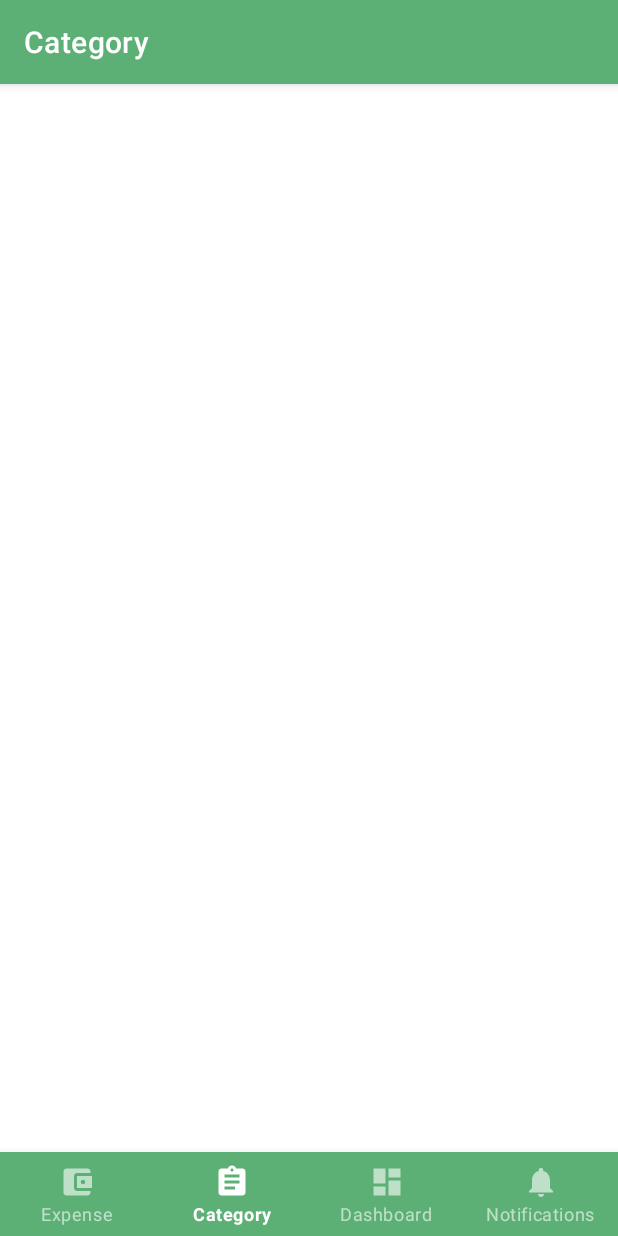
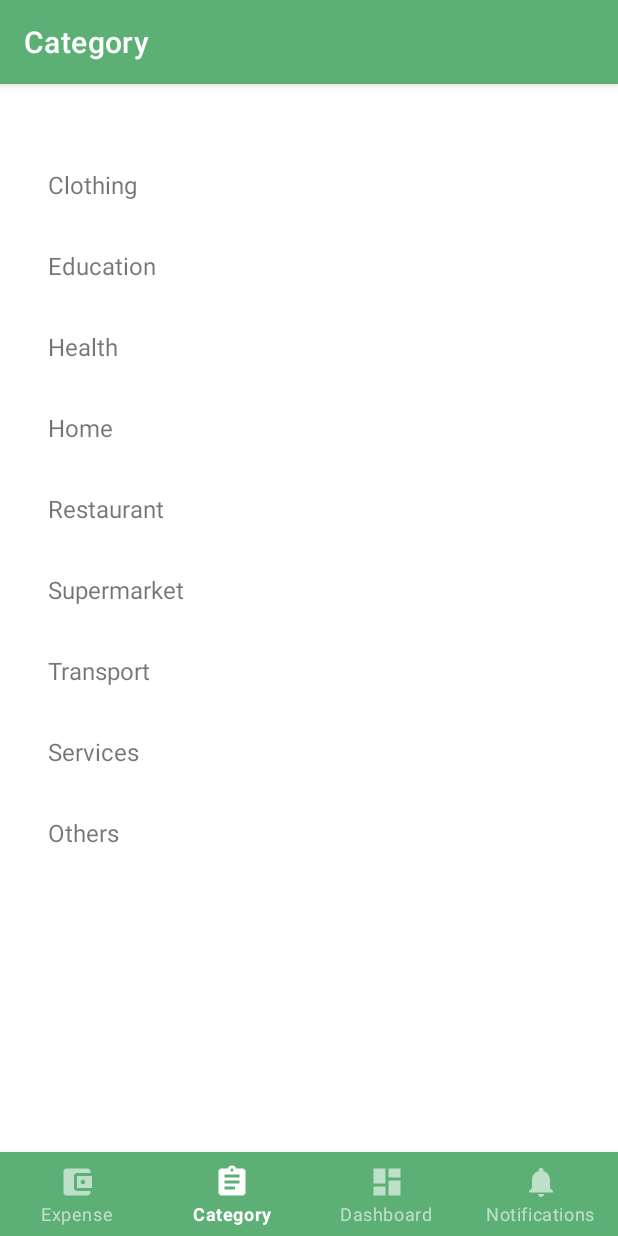
Before and after one commit to userddssilva/financial-checker-mobile, an Android app: the CategoryFragment screen opened through its navigation route, on a phone screen of 412 x 824 dp. Run offline under Robolectric (Android 15) with nearby library versions, the phone set to English and light mode, and no system bars; our stand-ins replace navigation-ui.

```diff
--- a/app/src/main/java/com/financialchecker/ui/category/CategoryFragment.kt
+++ b/app/src/main/java/com/financialchecker/ui/category/CategoryFragment.kt
@@ -5,6 +5,8 @@ import android.view.LayoutInflater
 import android.view.View
 import android.view.ViewGroup
 import androidx.fragment.app.Fragment
+import androidx.recyclerview.widget.LinearLayoutManager
+import com.financialchecker.R
 import com.financialchecker.databinding.FragmentCategoryBinding
 
 class CategoryFragment : Fragment() {
@@ -18,6 +20,19 @@ class CategoryFragment : Fragment() {
         _binding = FragmentCategoryBinding.inflate(inflater, container, false)
         val root: View = binding.root
 
+        val stringsCategories = resources.getStringArray(R.array.expense_category)
+        val categories = arrayListOf<ExpenseCategory>()
+
+        stringsCategories.forEach { name ->
+            categories.add(ExpenseCategory(name, true))
+        }
+
+        val categoriesAdapter = ExpenseCategoryAdapter(categories)
+        val expenseCategoryRecycleView = binding.rcExpenseCategories
+
+        expenseCategoryRecycleView.layoutManager = LinearLayoutManager(context)
+        expenseCategoryRecycleView.adapter = categoriesAdapter
+
         return root
     }
 
--- /dev/null
+++ b/app/src/main/java/com/financialchecker/ui/category/ExpenseCategory.kt
@@ -0,0 +1,6 @@
+package com.financialchecker.ui.category
+
+data class ExpenseCategory(
+        val name: String,
+        val isEssential: Boolean
+)
--- /dev/null
+++ b/app/src/main/java/com/financialchecker/ui/category/ExpenseCategoryAdapter.kt
@@ -0,0 +1,23 @@
+package com.financialchecker.ui.category
+
+import android.view.LayoutInflater
+import android.view.ViewGroup
+import androidx.recyclerview.widget.RecyclerView.Adapter
+import com.financialchecker.R
+
+class ExpenseCategoryAdapter(private val expenseCategoryItems: List<ExpenseCategory>) : Adapter<ExpenseCategoryViewHolder>() {
+    override fun onCreateViewHolder(parent: ViewGroup, viewType: Int): ExpenseCategoryViewHolder {
+        val context = parent.context
+        val inflater = LayoutInflater.from(context)
+        val expenseCategoryView = inflater.inflate(R.layout.item_expense_category, parent, false)
+        return ExpenseCategoryViewHolder(expenseCategoryView)
+    }
+
+    override fun getItemCount(): Int {
+        return expenseCategoryItems.size
+    }
+
+    override fun onBindViewHolder(holder: ExpenseCategoryViewHolder, position: Int) {
+        holder.category.text = expenseCategoryItems[position].name
+    }
+}
--- /dev/null
+++ b/app/src/main/java/com/financialchecker/ui/category/ExpenseCategoryViewHolder.kt
@@ -0,0 +1,10 @@
+package com.financialchecker.ui.category
+
+import android.view.View
+import android.widget.TextView
+import androidx.recyclerview.widget.RecyclerView.ViewHolder
+import com.financialchecker.R
+
+class ExpenseCategoryViewHolder(expenseViewItem: View) : ViewHolder(expenseViewItem) {
+    var category: TextView = expenseViewItem.findViewById(R.id.tv_expense_category)
+}
--- a/app/src/main/res/layout/fragment_category.xml
+++ b/app/src/main/res/layout/fragment_category.xml
@@ -6,4 +6,9 @@
     android:layout_height="match_parent"
     tools:context=".ui.expense.RegisterExpenseActivity">
 
+    <androidx.recyclerview.widget.RecyclerView
+        android:id="@+id/rc_expense_categories"
+        android:layout_width="match_parent"
+        android:layout_height="match_parent"
+        tools:listitem="@layout/item_expense_category"/>
 </LinearLayout>
--- /dev/null
+++ b/app/src/main/res/layout/item_expense_category.xml
@@ -0,0 +1,16 @@
+<?xml version="1.0" encoding="utf-8"?>
+<LinearLayout xmlns:android="http://schemas.android.com/apk/res/android"
+    android:layout_width="match_parent"
+    android:layout_height="wrap_content"
+    xmlns:tools="http://schemas.android.com/tools"
+    android:layout_marginStart="32dp"
+    android:layout_marginBottom="32dp">
+
+    <TextView
+        android:id="@+id/tv_expense_category"
+        android:layout_width="match_parent"
+        android:layout_height="wrap_content"
+        android:textSize="16sp"
+        tools:text="Restaurant"/>
+
+</LinearLayout>
```
